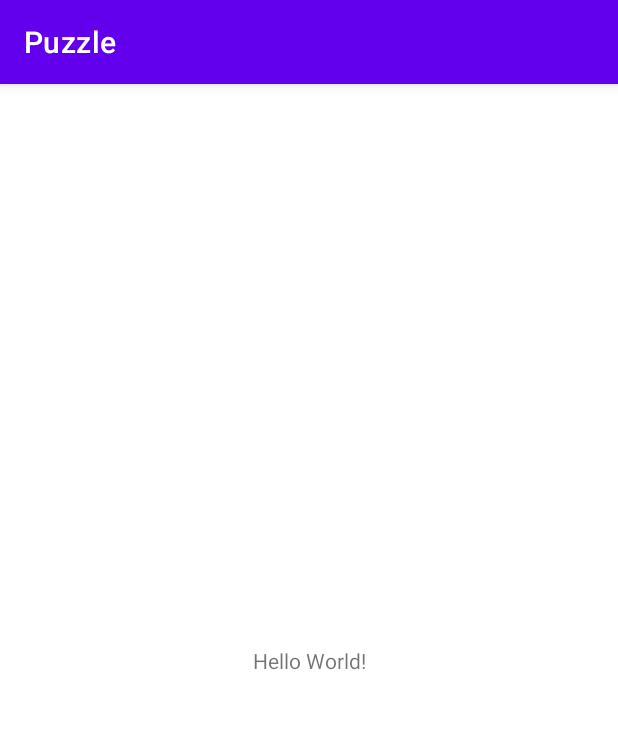
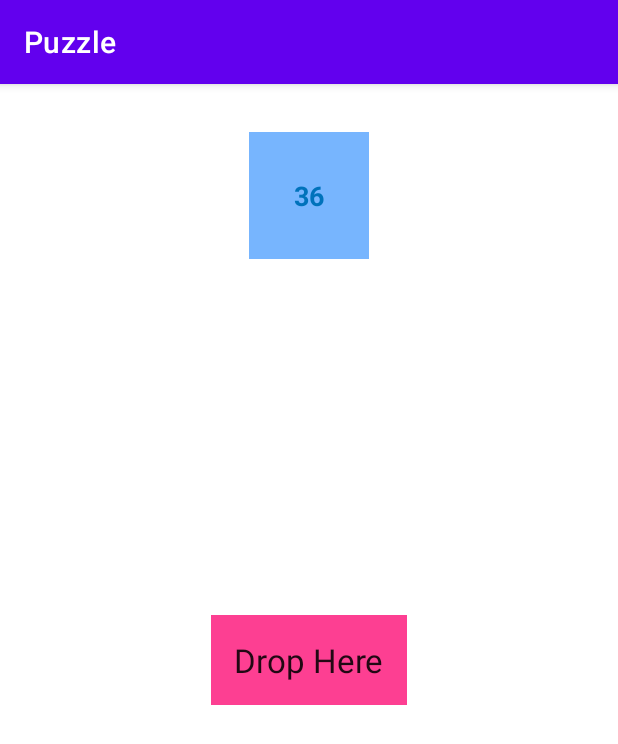
Before and after one commit to ksproska/Puzzle, an Android app: the screen it shows after launch (MainActivity), on a phone screen of 412 x 824 dp. Shown: the top 744 px of the screen. Run offline under Robolectric (Android 15) with nearby library versions, the phone set to English and light mode, and no system bars.

Commit message:
example from https://www.android--code.com/2020/02/android-kotlin-drag-and-drop-easy.html

```diff
--- a/app/src/main/res/layout/activity_main.xml
+++ b/app/src/main/res/layout/activity_main.xml
@@ -7,12 +7,30 @@
     tools:context=".MainActivity">
 
     <TextView
+        android:id="@+id/textView"
         android:layout_width="wrap_content"
         android:layout_height="wrap_content"
-        android:text="Hello World!"
-        app:layout_constraintBottom_toBottomOf="parent"
+        android:layout_marginTop="32dp"
+        android:background="#77B5FE"
+        android:padding="30dp"
+        tools:text="Drag Me"
+        android:textStyle="bold"
+        android:textAppearance="@style/TextAppearance.AppCompat.Medium"
+        android:textColor="#0072BB"
         app:layout_constraintLeft_toLeftOf="parent"
         app:layout_constraintRight_toRightOf="parent"
+        app:layout_constraintTop_toTopOf="parent"/>
+    <TextView
+        android:id="@+id/textView2"
+        android:layout_width="wrap_content"
+        android:layout_height="wrap_content"
+        android:background="#FD3F92"
+        android:padding="15dp"
+        android:text="Drop Here"
+        android:textAppearance="@style/TextAppearance.AppCompat.Large"
+        app:layout_constraintBottom_toBottomOf="parent"
+        app:layout_constraintEnd_toEndOf="parent"
+        app:layout_constraintStart_toStartOf="parent"
         app:layout_constraintTop_toTopOf="parent" />
 
 </androidx.constraintlayout.widget.ConstraintLayout>
```
Also changed, not shown: app/src/main/java/com/example/puzzle/MainActivity.kt (+135 -0 lines).
